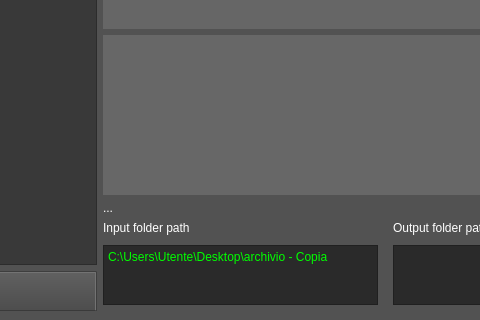
Qt form mainwindow.ui (IvanPerletti/Bee-Ela_RawXrayImageScraper) before a commit; both pictures show x 477 to 957 and y 318 to 638 of the 1154 by 638 pixel window.
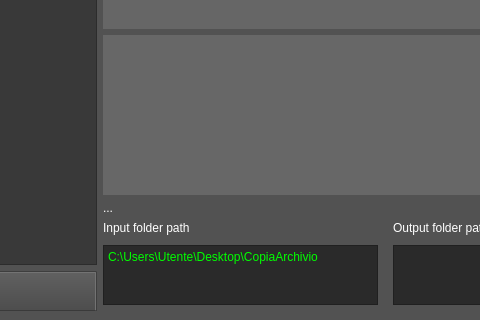
The same form after that commit.

Commit message: refresh with dim window changes

```diff
--- a/mainwindow.ui
+++ b/mainwindow.ui
@@ -367,7 +367,7 @@
 li.unchecked::marker { content: &quot;\2610&quot;; }
 li.checked::marker { content: &quot;\2612&quot;; }
 &lt;/style&gt;&lt;/head&gt;&lt;body style=&quot; font-family:'Segoe UI'; font-size:9pt; font-weight:400; font-style:normal;&quot;&gt;
-&lt;p style=&quot; margin-top:0px; margin-bottom:0px; margin-left:0px; margin-right:0px; -qt-block-indent:0; text-indent:0px;&quot;&gt;C:\Users\Utente\Desktop\archivio - Copia&lt;/p&gt;&lt;/body&gt;&lt;/html&gt;</string>
+&lt;p style=&quot; margin-top:0px; margin-bottom:0px; margin-left:0px; margin-right:0px; -qt-block-indent:0; text-indent:0px;&quot;&gt;C:\Users\Utente\Desktop\CopiaArchivio&lt;/p&gt;&lt;/body&gt;&lt;/html&gt;</string>
             </property>
            </widget>
           </item>
```
The commit also changes 2 other files.
